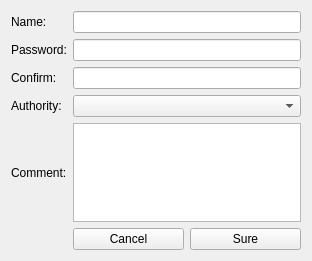
Qt form tank/qnewuser.ui (photonlili/Tank) before a commit.
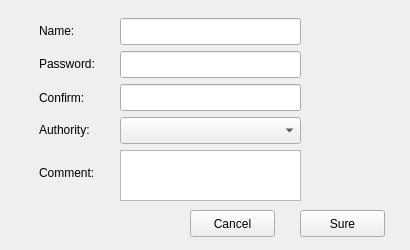
The same form after that commit. Custom widgets are drawn as their Qt base class.

Diff of the .ui file:
```diff
--- a/tank/qnewuser.ui
+++ b/tank/qnewuser.ui
@@ -6,8 +6,8 @@
    <rect>
     <x>0</x>
     <y>0</y>
-    <width>312</width>
-    <height>261</height>
+    <width>410</width>
+    <height>250</height>
    </rect>
   </property>
   <property name="focusPolicy">
@@ -16,72 +16,147 @@
   <property name="windowTitle">
    <string>NewUser</string>
   </property>
-  <layout class="QGridLayout" name="gridLayout">
-   <item row="0" column="0">
     <widget class="QLabel" name="label">
+   <property name="geometry">
+    <rect>
+     <x>39</x>
+     <y>22</y>
+     <width>44</width>
+     <height>17</height>
+    </rect>
+   </property>
      <property name="text">
       <string>Name:</string>
      </property>
     </widget>
-   </item>
-   <item row="1" column="1" colspan="2">
-    <widget class="QLineEdit" name="le_pwd"/>
-   </item>
-   <item row="4" column="1" colspan="2">
-    <widget class="QTextEdit" name="text_commnet"/>
-   </item>
-   <item row="5" column="1">
+  <widget class="QLineEdit" name="le_pwd">
+   <property name="geometry">
+    <rect>
+     <x>120</x>
+     <y>51</y>
+     <width>181</width>
+     <height>27</height>
+    </rect>
+   </property>
+  </widget>
+  <widget class="QTextEdit" name="text_commnet">
+   <property name="geometry">
+    <rect>
+     <x>120</x>
+     <y>150</y>
+     <width>181</width>
+     <height>51</height>
+    </rect>
+   </property>
+  </widget>
     <widget class="QCPushButton" name="btn_cancel">
+   <property name="geometry">
+    <rect>
+     <x>190</x>
+     <y>210</y>
+     <width>85</width>
+     <height>27</height>
+    </rect>
+   </property>
      <property name="text">
       <string>Cancel</string>
      </property>
     </widget>
-   </item>
-   <item row="5" column="2">
     <widget class="QCPushButton" name="btn_sure">
+   <property name="geometry">
+    <rect>
+     <x>300</x>
+     <y>210</y>
+     <width>85</width>
+     <height>27</height>
+    </rect>
+   </property>
      <property name="text">
       <string>Sure</string>
      </property>
     </widget>
-   </item>
-   <item row="4" column="0">
     <widget class="QLabel" name="label_4">
+   <property name="geometry">
+    <rect>
+     <x>39</x>
+     <y>164</y>
+     <width>71</width>
+     <height>17</height>
+    </rect>
+   </property>
      <property name="text">
       <string>Comment:</string>
      </property>
     </widget>
-   </item>
-   <item row="3" column="1" colspan="2">
-    <widget class="QComboBox" name="comb_auth"/>
-   </item>
-   <item row="0" column="1" colspan="2">
-    <widget class="QLineEdit" name="le_name"/>
-   </item>
-   <item row="2" column="0">
+  <widget class="QComboBox" name="comb_auth">
+   <property name="geometry">
+    <rect>
+     <x>120</x>
+     <y>117</y>
+     <width>181</width>
+     <height>27</height>
+    </rect>
+   </property>
+  </widget>
+  <widget class="QLineEdit" name="le_name">
+   <property name="geometry">
+    <rect>
+     <x>120</x>
+     <y>18</y>
+     <width>181</width>
+     <height>27</height>
+    </rect>
+   </property>
+  </widget>
     <widget class="QLabel" name="label_5">
+   <property name="geometry">
+    <rect>
+     <x>39</x>
+     <y>89</y>
+     <width>59</width>
+     <height>17</height>
+    </rect>
+   </property>
      <property name="text">
       <string>Confirm:</string>
      </property>
     </widget>
-   </item>
-   <item row="1" column="0">
     <widget class="QLabel" name="label_2">
+   <property name="geometry">
+    <rect>
+     <x>39</x>
+     <y>55</y>
+     <width>69</width>
+     <height>17</height>
+    </rect>
+   </property>
      <property name="text">
       <string>Password:</string>
      </property>
     </widget>
-   </item>
-   <item row="3" column="0">
     <widget class="QLabel" name="label_3">
+   <property name="geometry">
+    <rect>
+     <x>39</x>
+     <y>121</y>
+     <width>69</width>
+     <height>17</height>
+    </rect>
+   </property>
      <property name="text">
       <string>Authority:</string>
      </property>
     </widget>
-   </item>
-   <item row="2" column="1" colspan="2">
-    <widget class="QLineEdit" name="le_confirm"/>
-   </item>
-  </layout>
+  <widget class="QLineEdit" name="le_confirm">
+   <property name="geometry">
+    <rect>
+     <x>120</x>
+     <y>84</y>
+     <width>181</width>
+     <height>27</height>
+    </rect>
+   </property>
+  </widget>
  </widget>
  <customwidgets>
   <customwidget>
```
Lines whose indentation alone changed are shown as unchanged.
